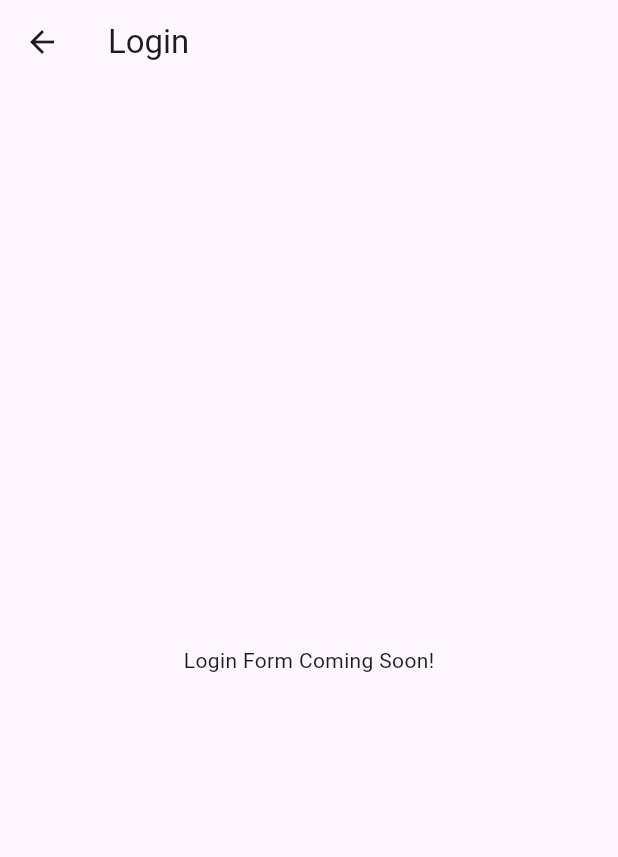
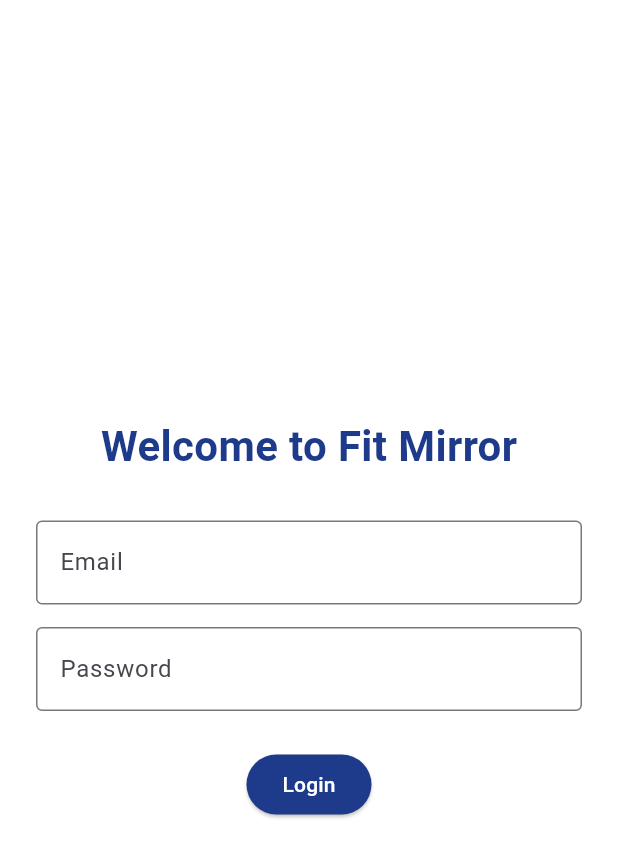
Before and after one commit to arfatabid/Fit-Mirror-FYP, a Flutter app: the LoginScreen screen opened directly, on a phone screen of 412 x 824 dp. Shown: the top 857 px of the screen. Run offline on Flutter 3.47's test engine with Material 3 defaults, Android fonts, the phone set to English and light mode, and no system bars; our stand-ins replace firebase_auth; accounts and stored records are empty.

Commit message:
Fixed local conflicts on main branch

```diff
--- a/lib/ui/screens/login_screen.dart
+++ b/lib/ui/screens/login_screen.dart
@@ -0,0 +1,38 @@
+import 'package:flutter/material.dart';
+
+class LoginScreen extends StatelessWidget {
+  final TextEditingController _emailController = TextEditingController();
+  final TextEditingController _passwordController = TextEditingController();
+
+  LoginScreen({super.key});
+
+  @override
+  Widget build(BuildContext context) {
+    return Scaffold(
+      backgroundColor: Colors.white,
+      body: Padding(
+        padding: const EdgeInsets.all(24.0),
+        child: Column(
+          mainAxisAlignment: MainAxisAlignment.center,
+          children: [
+            const Text("Welcome to Fit Mirror",
+                style: TextStyle(fontSize: 28, fontWeight: FontWeight.bold, color: Color(0xFF1E3A8A))),
+            const SizedBox(height: 30),
+            TextField(controller: _emailController, decoration: const InputDecoration(labelText: 'Email', border: OutlineInputBorder())),
+            const SizedBox(height: 15),
+            TextField(controller: _passwordController, obscureText: true, decoration: const InputDecoration(labelText: 'Password', border: OutlineInputBorder())),
+            const SizedBox(height: 25),
+            ElevatedButton(
+              style: ElevatedButton.styleFrom(backgroundColor: const Color(0xFF1E3A8A), foregroundColor: Colors.white),
+              onPressed: () {
+                print("Email: ${_emailController.text}");
+                print("Password: ${_passwordController.text}");
+              },
+              child: const Text("Login"),
+            ),
+          ],
+        ),
+      ),
+    );
+  }
+}
--- a/pubspec.yaml
+++ b/pubspec.yaml
@@ -34,6 +34,7 @@ dependencies:
   # The following adds the Cupertino Icons font to your application.
   # Use with the CupertinoIcons class for iOS style icons.
   cupertino_icons: ^1.0.8
+  provider: ^6.1.5+1
 
 dev_dependencies:
   flutter_test:
```
Also changed, not shown: lib/main.dart (+95 -100 lines).
